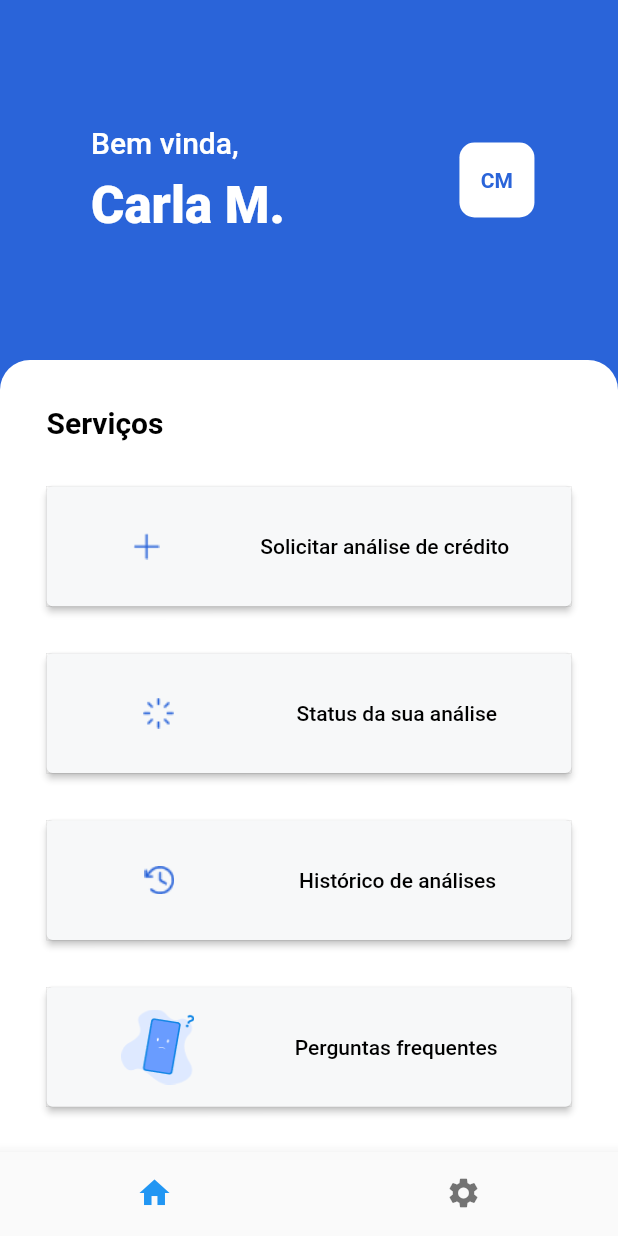
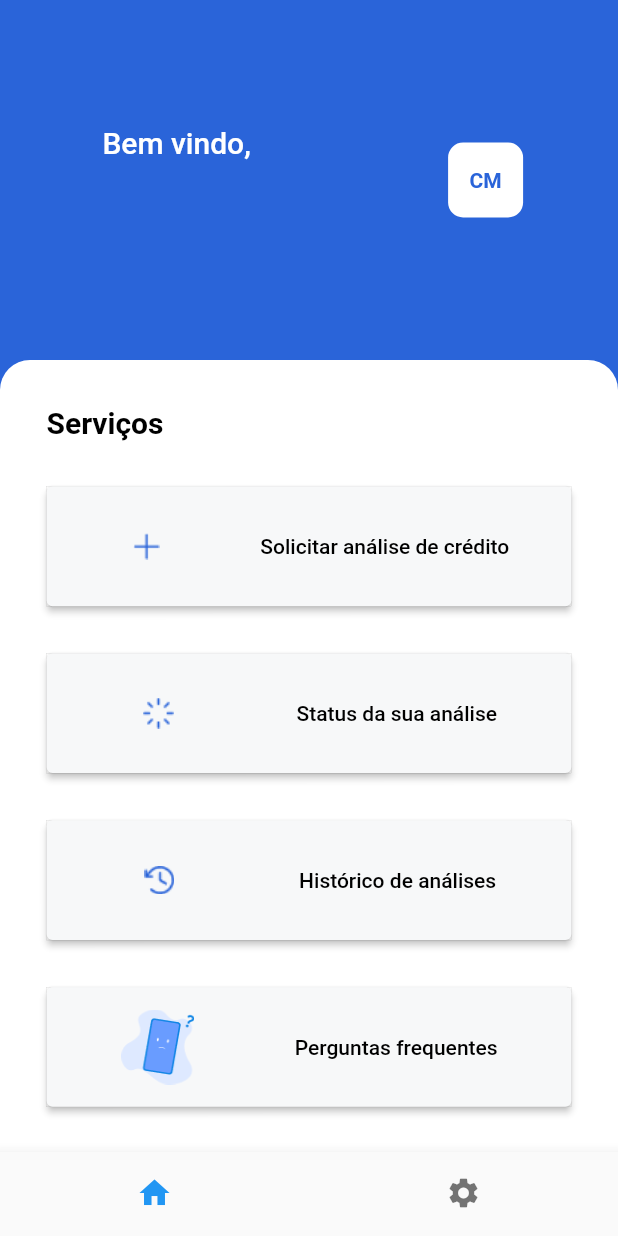
Before and after one commit to celsosoares/ST_Credit, a Flutter app: the AnalysisDone screen opened directly, after a tap on "Voltar para tela Home", on a phone screen of 412 x 824 dp. Run offline on Flutter 3.47's test engine with Material 2 defaults, Android fonts, the phone set to English and light mode, and no system bars; our stand-ins replace cloud_firestore, firebase_auth, firebase_core, google_fonts; accounts and stored records are empty.

Commit message:
teste firebase: implementacao do get e do post nas telas de cadastro e home

```diff
--- a/lib/firebase/firebase_auth.dart
+++ b/lib/firebase/firebase_auth.dart
@@ -4,7 +4,6 @@ import 'package:firebase_auth/firebase_auth.dart';
 class AuthService {
   final FirebaseAuth _auth = FirebaseAuth.instance;
 
-  // Registro com email e senha
   Future<User?> registerWithEmailAndPassword(String email, String password) async {
     try {
       UserCredential result = await _auth.createUserWithEmailAndPassword(
@@ -18,7 +17,6 @@ class AuthService {
     }
   }
 
-  // Login com email e senha
   Future<User?> signInWithEmailAndPassword(String email, String password) async {
     try {
       UserCredential result = await _auth.signInWithEmailAndPassword(
--- a/lib/firebase/firebase_service.dart
+++ b/lib/firebase/firebase_service.dart
@@ -4,7 +4,6 @@ class FirebaseService {
   final CollectionReference usersCollection =
       FirebaseFirestore.instance.collection('users');
 
-  // Função para obter todos os usuários da coleção "users"
   Future<List<Map<String, dynamic>>> getUsers() async {
     List<Map<String, dynamic>> usersList = [];
 
@@ -12,8 +11,7 @@ class FirebaseService {
       QuerySnapshot querySnapshot = await usersCollection.get();
 
       querySnapshot.docs.forEach((doc) {
-        Map<String, dynamic>? userData = doc.data() as Map<String,
-            dynamic>?; // Conversão explícita para Map<String, dynamic>
+        Map<String, dynamic>? userData = doc.data() as Map<String, dynamic>?;
         if (userData != null) {
           usersList.add(userData);
         }
@@ -22,11 +20,27 @@ class FirebaseService {
       return usersList;
     } catch (e) {
       print('Erro ao obter usuários: $e');
-      return usersList; // Retorna uma lista vazia em caso de erro.
+      return usersList;
     }
   }
 
-  // Função para adicionar um novo usuário na coleção "users"
+  Future<Map<String, dynamic>?> getUserByEmail(String email) async {
+    try {
+      QuerySnapshot querySnapshot =
+          await usersCollection.where('email', isEqualTo: email).get();
+      if (querySnapshot.size > 0) {
+        DocumentSnapshot docSnapshot = querySnapshot.docs[0];
+        return docSnapshot.data() as Map<String, dynamic>;
+      } else {
+        print('Usuário não encontrado.');
+        return null;
+      }
+    } catch (e) {
+      print('Erro ao obter usuário: $e');
+      return null;
+    }
+  }
+
   Future<void> addUser(Map<String, dynamic> userData) async {
     try {
       await usersCollection.add(userData);
--- a/lib/pages/AnalysisDone.dart
+++ b/lib/pages/AnalysisDone.dart
@@ -71,8 +71,11 @@ class _AnalysisDone extends State<AnalysisDone> {
                           fontSize: 12.0,
                         )),
                     onPressed: () {
-                      Navigator.push(context,
-                          MaterialPageRoute(builder: (context) => HomeUser()));
+                      Navigator.push(
+                          context,
+                          MaterialPageRoute(
+                              builder: (context) => HomeUser(
+                                  email: "email", nome: "Nome do Usuário")));
                     },
                   ),
                 ),
--- a/lib/pages/homeUser.dart
+++ b/lib/pages/homeUser.dart
@@ -9,13 +9,21 @@ import 'package:st_credit/pages/PrimeiroPasso.dart';
 import '../firebase/firebase_service.dart';
 
 class HomeUser extends StatefulWidget {
+  final String email;
+  final String nome;
+
+  HomeUser({required this.email, required this.nome});
+
   @override
   _HomeUserState createState() => _HomeUserState();
 }
 
 class _HomeUserState extends State<HomeUser> {
+  String nomeUsuario = '';
+  String emailUsuario = '';
+  String perfilUsuario = '';
+  String idUsuario = '';
   int _currentIndex = 0;
-  final List<Widget> _pages = [HomeUser(), HomeUser()];
 
   final FirebaseService firebaseService = FirebaseService();
 
@@ -23,30 +31,30 @@ class _HomeUserState extends State<HomeUser> {
   void initState() {
     super.initState();
     _performRequests();
-    print(_performRequests());
   }
 
   Future<void> _performRequests() async {
     try {
-      // Exemplo de uso da função getUsers()
-      List<Map<String, dynamic>> users = await firebaseService.getUsers();
+      String email = widget.email;
 
-      // Exibe os usuários no console
-      users.forEach((user) {
-        print('Nome: ${user['nome']}');
-        print('Email: ${user['email']}');
-        // print(': ${user['idade']}');
-      });
+      Map<String, dynamic>? user = await firebaseService.getUserByEmail(email);
 
-      // // Exemplo de uso da função addUser()
-      // Map<String, dynamic> newUser = {
-      //   'nome': 'Novo Usuário',
-      //   'email': 'novo.usuario@example.com',
-      //   'idade': 25,
-      // };
-      // await firebaseService.addUser(newUser);
+      if (user != null) {
+        setState(() {
+          nomeUsuario = user['nome'];
+          emailUsuario = user['email'];
+          perfilUsuario = user['perfil'];
+          idUsuario = user['id'];
+        });
+        print(nomeUsuario);
+        print(emailUsuario);
+        print(perfilUsuario);
+        print(idUsuario);
+      } else {
+        print('Usuário não encontrado.');
+      }
     } catch (e) {
-      print('Erro durante as requisições: $e');
+      print('Erro ao obter usuário: $e');
     }
   }
 
@@ -70,7 +78,7 @@ class _HomeUserState extends State<HomeUser> {
                       Padding(
                         padding: EdgeInsets.all(5),
                         child: Text(
-                          'Bem vinda,',
+                          'Bem vindo,',
                           style: TextStyle(
                               fontSize: 20,
                               color: Color(0xFFFFFFFF),
@@ -80,7 +88,7 @@ class _HomeUserState extends State<HomeUser> {
                       Padding(
                         padding: EdgeInsets.all(5),
                         child: Text(
-                          "Carla M.",
+                          nomeUsuario,
                           style: TextStyle(
                               fontSize: 34,
                               color: Color(0xFFFFFFFF),
```
Also changed, not shown: lib/pages/historicPage.dart (+6 -2 lines), lib/pages/signinPage.dart (+4 -6 lines), lib/pages/signupPage.dart (+16 -42 lines), lib/pages/statusPage.dart (+6 -2 lines), 1 other file.
